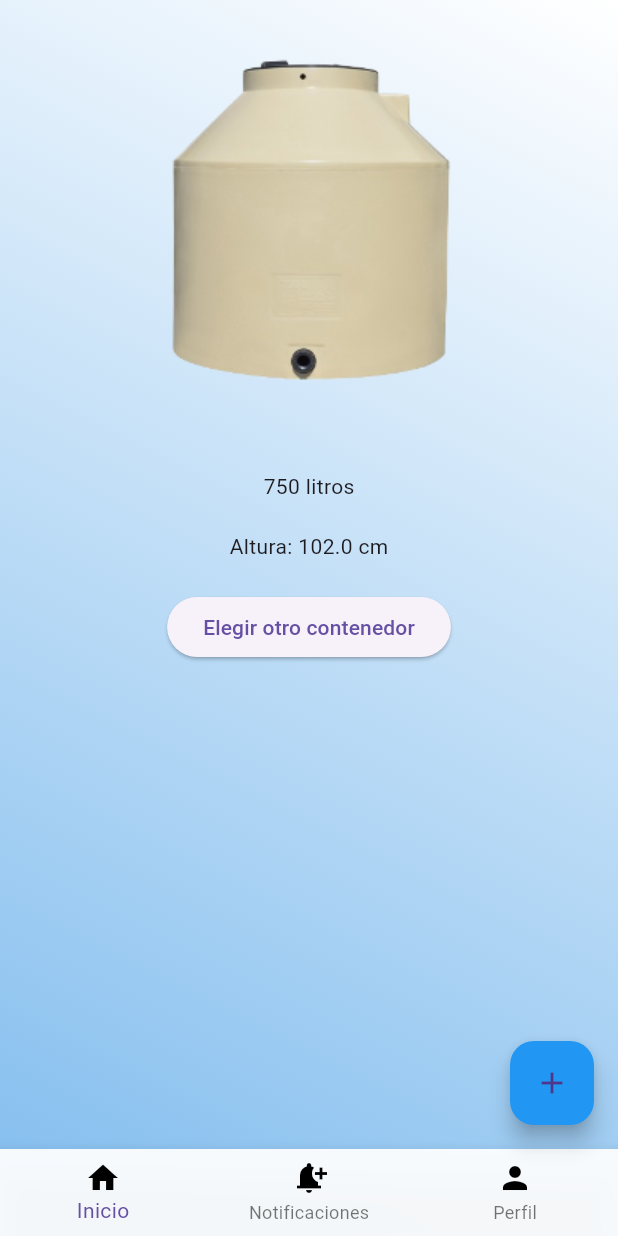
After one commit to JesusGarciaShakur/App_Movil, a Flutter app: the SignIn screen opened directly, after a tap on "Tinaco", on a phone screen of 412 x 824 dp. The commit adds this screen. Run offline on Flutter 3.47's test engine with Material 3 defaults, Android fonts, the phone set to English and light mode, and no system bars; our stand-ins replace firebase_auth, firebase_core, firebase_database, fluttertoast, google_fonts, percent_indicator; accounts and stored records are empty.

Commit message:
Containers 01

```diff
--- /dev/null
+++ b/lib/Screens/container.dart
@@ -0,0 +1,121 @@
+import 'package:flutter/material.dart';
+import 'package:smca_application/Screens/notifications.dart';
+import 'package:smca_application/Screens/profile.dart';
+import 'package:smca_application/sign_in_screen.dart';
+import 'package:smca_application/theme/app_theme.dart';
+
+class ContainerDetails extends StatefulWidget {
+  final String imagePath;
+  final String title1;
+  final String title2;
+  final double height;
+
+  const ContainerDetails({
+    required this.imagePath,
+    required this.title1,
+    required this.title2,
+    required this.height,
+  });
+
+  @override
+  _ContainerDetailsState createState() => _ContainerDetailsState();
+}
+
+class _ContainerDetailsState extends State<ContainerDetails> {
+  int selectedIndex = 0;
+
+  @override
+  Widget build(BuildContext context) {
+    return Container(
+      decoration: AppTheme.foundColor,
+      child: Scaffold(
+        backgroundColor: Colors.transparent,
+        body: ListView(
+          children: [
+            _buildBody(),
+          ],
+        ),
+        bottomNavigationBar: BottomNavigationBar(
+          currentIndex: selectedIndex,
+          onTap: (index) => openScreen(context, index),
+          backgroundColor: const Color.fromARGB(237, 255, 255, 255),
+          items: const [
+            BottomNavigationBarItem(
+              backgroundColor: AppTheme.textColor,
+              icon: Icon(
+                Icons.home,
+                color: AppTheme.textColor,
+              ),
+              label: 'Inicio',
+            ),
+            BottomNavigationBarItem(
+              backgroundColor: AppTheme.textColor,
+              icon: Icon(
+                Icons.notification_add,
+                color: AppTheme.textColor,
+              ),
+              label: 'Notificaciones',
+            ),
+            BottomNavigationBarItem(
+              backgroundColor: AppTheme.textColor,
+              icon: Icon(
+                Icons.person,
+                color: AppTheme.textColor,
+              ),
+              label: 'Perfil',
+            ),
+          ],
+        ),
+        floatingActionButton: FloatingActionButton(
+          onPressed: () {
+            // Lógica para el botón flotante (agregar)
+          },
+          child: Icon(Icons.add),
+          backgroundColor: Colors.blue,
+        ),
+        floatingActionButtonLocation: FloatingActionButtonLocation.endFloat,
+      ),
+    );
+  }
+
+  void openScreen(BuildContext context, int index) {
+    late MaterialPageRoute ruta;
+    switch (index) {
+      case 0:
+        ruta = MaterialPageRoute(builder: (context) => const SignIn());
+        break;
+      case 1:
+        ruta = MaterialPageRoute(builder: (context) => const Notifications());
+        break;
+      case 2:
+        ruta = MaterialPageRoute(builder: (context) => const Profile());
+        break;
+    }
+    setState(() {
+      selectedIndex = index;
+    });
+    Navigator.push(context, ruta);
+  }
+
+  Widget _buildBody() {
+    return Center(
+      child: Column(
+        mainAxisAlignment: MainAxisAlignment.center,
+        children: [
+          Image.asset(widget.imagePath),
+          const SizedBox(height: 20),
+          Text(widget.title2),
+          const SizedBox(height: 20),
+          Text('Altura: ${widget.height.toString()} cm'),
+          const SizedBox(height: 20),
+          ElevatedButton(
+            onPressed: () {
+              Navigator.pop(context);
+            },
+            child: Text('Elegir otro contenedor'),
+          ),
+        ],
+      ),
+    );
+  }
+}
--- a/lib/Screens/watch_containers.dart
+++ b/lib/Screens/watch_containers.dart
@@ -20,13 +20,11 @@ class _WatchContainersState extends State<WatchContainers> {
   Widget build(BuildContext context) {
     DatabaseReference _testRef = FirebaseDatabase.instance
         .reference()
-        .child(
-            "usuarios") // Cambia "sensor" al nodo que contiene los datos de ultrasonico
+        .child("usuarios")
         .child(
             'PJXMhNNDgFawm1WxVVidkPf4H5R2') // Cambia por el UID del usuario correspondiente
         .child('datos')
-        .child(
-            'ultrasonico'); // Cambia "ultrasonico" al nodo que contiene los datos de tu sensor ultrasonico
+        .child('ultrasonico');
 
     _testRef.onValue.listen((event) {
       setState(() {
--- a/lib/sign_in_screen.dart
+++ b/lib/sign_in_screen.dart
@@ -1,10 +1,13 @@
 import 'package:flutter/material.dart';
+import 'package:smca_application/Screens/container.dart';
 import 'package:smca_application/Screens/notifications.dart';
 import 'package:smca_application/Screens/profile.dart';
 import 'package:smca_application/theme/app_theme.dart';
 
 class SignIn extends StatefulWidget {
-  const SignIn({Key? key}) : super(key: key);
+  final ContainerDetails? selectedContainer;
+
+  const SignIn({Key? key, this.selectedContainer}) : super(key: key);
 
   @override
   SignInState createState() => SignInState();
@@ -12,9 +15,25 @@ class SignIn extends StatefulWidget {
 
 class SignInState extends State<SignIn> {
   int selectedIndex = 0;
+  ContainerDetails? _selectedContainer;
+
+  @override
+  void initState() {
+    super.initState();
+    _selectedContainer = widget.selectedContainer;
+  }
 
   @override
   Widget build(BuildContext context) {
+    if (_selectedContainer != null) {
+      return ContainerDetails(
+        imagePath: _selectedContainer!.imagePath,
+        title1: _selectedContainer!.title1,
+        title2: _selectedContainer!.title2,
+        height: _selectedContainer!.height,
+      );
+    }
+
     return Container(
       decoration: AppTheme.foundColor,
       child: Scaffold(
@@ -87,20 +106,92 @@ class SignInState extends State<SignIn> {
             children: [
               TableRow(
                 children: [
-                  imageContainer('assets/img/Tin750.png', 'Tinaco', '750 litros'),
-                  imageContainer('assets/img/Tin1100.png', 'Tinaco', '1100 litros'),
+                  GestureDetector(
+                    onTap: () {
+                      navigateToContainerDetails(
+                        context,
+                        'assets/img/Tin750.png',
+                        'Tinaco',
+                        '750 litros',
+                        102,
+                      );
+                    },
+                    child: imageContainer(
+                        'assets/img/Tin750.png', 'Tinaco', '750 litros'),
+                  ),
+                  GestureDetector(
+                    onTap: () {
+                      navigateToContainerDetails(
+                        context,
+                        'assets/img/Tin1100.png',
+                        'Tinaco',
+                        '1100 litros',
+                        140,
+                      );
+                    },
+                    child: imageContainer(
+                        'assets/img/Tin1100.png', 'Tinaco', '1100 litros'),
+                  ),
                 ],
               ),
               TableRow(
                 children: [
-                  imageContainer('assets/img/Tin1500.png', 'Tinaco', '1500 litros'),
-                  imageContainer('assets/img/Tin2800.png', 'Tinaco', '2800 litros'),
+                  GestureDetector(
+                    onTap: () {
+                      navigateToContainerDetails(
+                        context,
+                        'assets/img/Tin1500.png',
+                        'Tinaco',
+                        '1500 litros',
+                        150,
+                      );
+                    },
+                    child: imageContainer(
+                        'assets/img/Tin1500.png', 'Tinaco', '1500 litros'),
+                  ),
+                  GestureDetector(
+                    onTap: () {
+                      navigateToContainerDetails(
+                        context,
+                        'assets/img/Tin2800.png',
+                        'Tinaco',
+                        '2800 litros',
+                        118,
+                      );
+                    },
+                    child: imageContainer(
+                        'assets/img/Tin2800.png', 'Tinaco', '2800 litros'),
+                  ),
                 ],
               ),
               TableRow(
                 children: [
-                  imageContainer('assets/img/Tin5000.png', 'Tinaco', '5000 litros'),
-                  imageContainer('assets/img/Tin10000.png', 'Tinaco', '10000 litros'),
+                  GestureDetector(
+                    onTap: () {
+                      navigateToContainerDetails(
+                        context,
+                        'assets/img/Tin5000.png',
+                        'Tinaco',
+                        '5000 litros',
+                        177,
+                      );
+                    },
+                    child: imageContainer(
+                        'assets/img/Tin5000.png', 'Tinaco', '5000 litros'),
+                  ),
+                  GestureDetector(
+                    onTap: () {
+                      navigateToContainerDetails(
+                        context,
+                        'assets/img/Tin10000.png',
+                        'Tinaco',
+                        '10000 litros',
+                        310,
+                      );
+                    },
+                    child: imageContainer(
+                        'assets/img/Tin10000.png', 'Tinaco', '10000 litros'),
+                  ),
                 ],
               ),
             ],
@@ -171,4 +262,19 @@ class SignInState extends State<SignIn> {
     });
     Navigator.push(context, ruta);
   }
+
+  void navigateToContainerDetails(BuildContext context, String imagePath,
+      String title1, String title2, double height) {
+    Navigator.push(
+      context,
+      MaterialPageRoute(
+        builder: (context) => ContainerDetails(
+          imagePath: imagePath,
+          title1: title1,
+          title2: title2,
+          height: height,
+        ),
+      ),
+    );
+  }
 }
--- a/pubspec.yaml
+++ b/pubspec.yaml
@@ -1,10 +1,10 @@
 name: smca_application
 description: "A new Flutter project."
-publish_to: 'none'
+publish_to: "none"
 version: 0.1.0
 
 environment:
-  sdk: '>=3.2.6 <4.0.0'
+  sdk: ">=3.2.6 <4.0.0"
 
 dependencies:
   fluttertoast: ^8.2.2
@@ -15,6 +15,7 @@ dependencies:
     sdk: flutter
   percent_indicator: ^4.2.3
   google_fonts: 6.1.0
+  shared_preferences: ^2.0.0
 
 dev_dependencies:
   flutter_test:
```
Also changed, not shown: lib/Screens/add_container.dart (deleted, +0 -12 lines), lib/Screens/contact_us.dart (deleted, +0 -14 lines), lib/Screens/report_problem.dart (deleted, +0 -12 lines), lib/login_page.dart (+38 -0 lines), lib/Screens/notifications.dart (line endings or trailing spaces), pubspec.lock, 1 other file.
